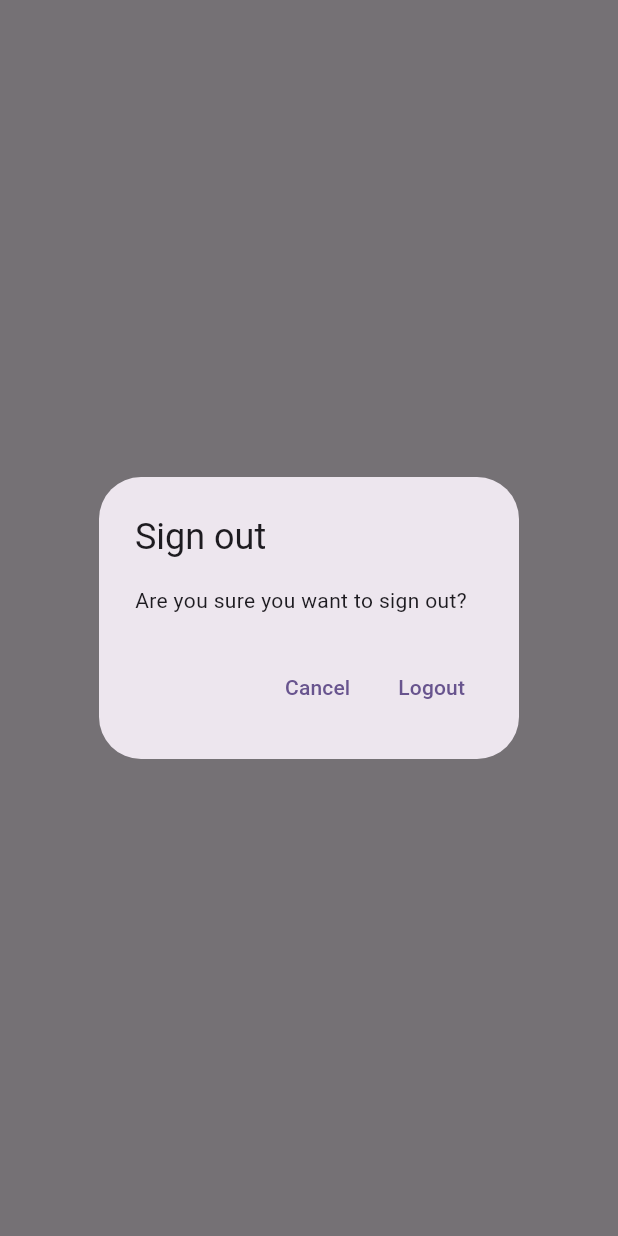
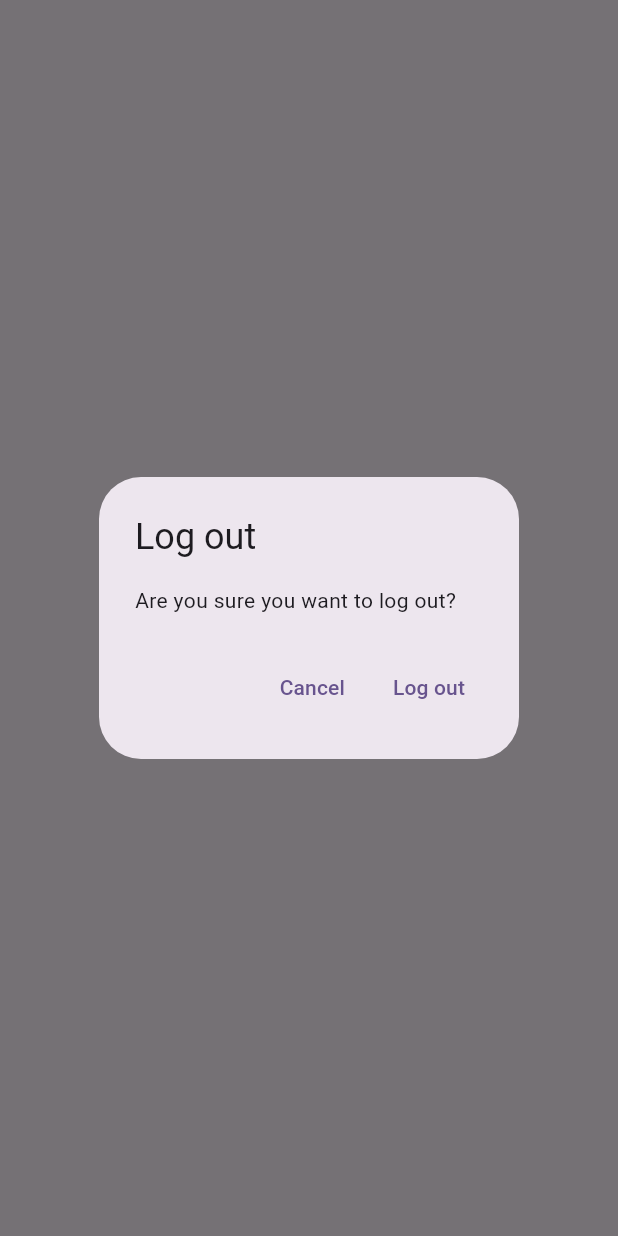
Before and after one commit to DartleDartle/first-flutter-app, a Flutter app: what showLogOutDialog() shows on an empty page, opened directly, on a phone screen of 412 x 824 dp. Run offline on Flutter 3.47's test engine with Material 3 defaults, Android fonts, the phone set to English and light mode, and no system bars; our stand-ins replace firebase_auth, firebase_core, sqflite; accounts and stored records are empty; network calls fail.

Commit message:
Created new situational dialogs, and the notes_list_view.dart to handle the new deleting notes function.

```diff
--- /dev/null
+++ b/lib/utilities/dialogs/generic_dialog.dart
@@ -0,0 +1,33 @@
+import 'package:flutter/material.dart';
+
+typedef DialogOptionBuilder<T> = Map<String, T?> Function();
+
+Future<T?> showGenericDialog<T>({
+  required BuildContext context,
+  required String title,
+  required String content,
+  required DialogOptionBuilder optionsBuilder,
+}) {
+  final options = optionsBuilder();
+  return showDialog<T>(
+    context: context,
+    builder: (context) {
+      return AlertDialog(
+          title: Text(title),
+          content: Text(content),
+          actions: options.keys.map((optionTitle) {
+            final value = options[optionTitle];
+            return TextButton(
+              onPressed: () {
+                if (value != null) {
+                  Navigator.of(context).pop(value);
+                } else {
+                  Navigator.of(context).pop();
+                }
+              },
+              child: Text(optionTitle),
+            );
+          }).toList());
+    },
+  );
+}
--- /dev/null
+++ b/lib/utilities/dialogs/logout_dialog.dart
@@ -0,0 +1,16 @@
+import 'package:flutter/material.dart';
+import 'package:firstapp/utilities/dialogs/generic_dialog.dart';
+
+Future<bool> showLogOutDialog(BuildContext context) {
+  return showGenericDialog<bool>(
+    context: context,
+    title: 'Log out',
+    content: 'Are you sure you want to log out?',
+    optionsBuilder: () => {
+      'Cancel': false,
+      'Log out': true,
+    },
+  ).then(
+    (value) => value ?? false,
+  );
+}
--- a/lib/views/notes/notes_view.dart
+++ b/lib/views/notes/notes_view.dart
@@ -2,6 +2,8 @@ import 'package:firstapp/constants/routes.dart';
 import 'package:firstapp/enums/menu_actions.dart';
 import 'package:firstapp/services/auth/auth_service.dart';
 import 'package:firstapp/services/crud/notes_service.dart';
+import 'package:firstapp/utilities/dialogs/logout_dialog.dart';
+import 'package:firstapp/views/notes/notes_list_view.dart';
 import 'package:flutter/material.dart';
 
 class NotesView extends StatefulWidget {
@@ -70,19 +72,10 @@ class _NotesViewState extends State<NotesView> {
                     case ConnectionState.active:
                       if (snapshot.hasData) {
                         final allNotes = snapshot.data as List<DatabaseNote>;
-
-                        return ListView.builder(
-                          itemCount: allNotes.length,
-                          itemBuilder: (context, index) {
-                            final note = allNotes[index];
-                            return ListTile(
-                              title: Text(
-                                note.text,
-                                maxLines: 1,
-                                softWrap: true,
-                                overflow: TextOverflow.ellipsis,
-                              ),
-                            );
+                        return NotesListView(
+                          notes: allNotes,
+                          onDeleteNote: (note) async {
+                            await _notesService.deleteNote(id: note.id);
                           },
                         );
                       } else {
@@ -101,29 +94,3 @@ class _NotesViewState extends State<NotesView> {
     );
   }
 }
-
-Future<bool> showLogOutDialog(BuildContext context) {
-  return showDialog<bool>(
-    context: context,
-    builder: (context) {
-      return AlertDialog(
-        title: const Text('Sign out'),
-        content: const Text('Are you sure you want to sign out?'),
-        actions: [
-          TextButton(
-            onPressed: () {
-              Navigator.of(context).pop(false);
-            },
-            child: const Text('Cancel'),
-          ),
-          TextButton(
-            onPressed: () {
-              Navigator.of(context).pop(true);
-            },
-            child: const Text('Logout'),
-          ),
-        ],
-      );
-    },
-  ).then((value) => value ?? false);
-}
```
Also changed, not shown: lib/utilities/dialogs/delete_dialog.dart (added, +16 -0 lines), lib/utilities/dialogs/error_dialog.dart (added, +16 -0 lines), lib/utilities/show_error_dialog.dart (deleted, +0 -24 lines), lib/views/login_view.dart (+15 -26 lines), lib/views/notes/notes_list_view.dart (added, +42 -0 lines), lib/views/register_view.dart (+11 -17 lines).
